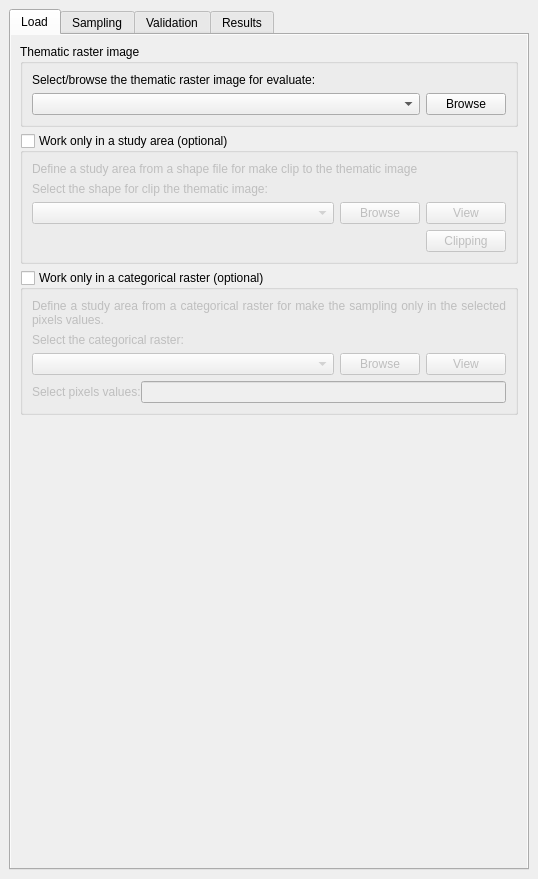
Before: the Qt Designer form ui/acatama_dockwidget_base.ui in SMByC/AcATaMa, drawn with Qt 5.
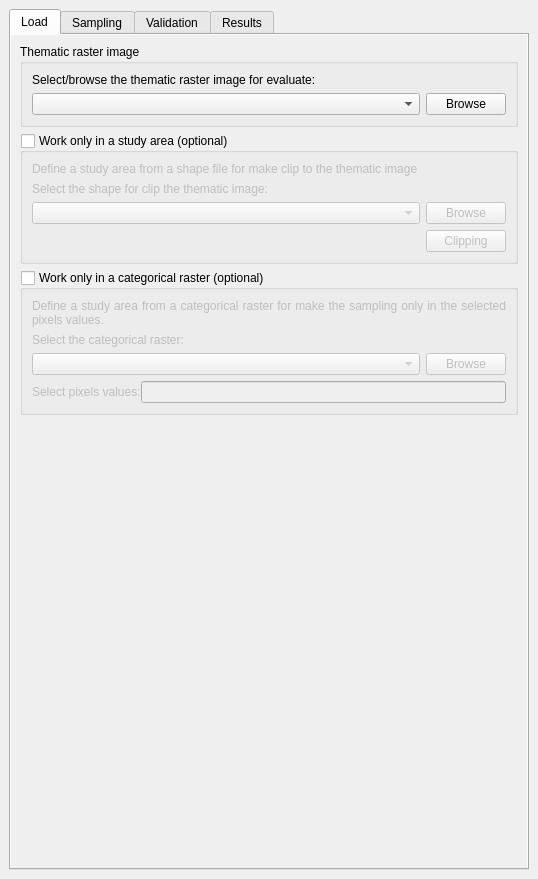
After: the same form once the commit is applied.

Commit message: Implementation of browse and load the shape area and categorical raster

Patch:
```diff
--- a/ui/acatama_dockwidget_base.ui
+++ b/ui/acatama_dockwidget_base.ui
@@ -166,13 +166,6 @@
                        </property>
                       </widget>
                      </item>
-                     <item>
-                      <widget class="QPushButton" name="viewShapeArea">
-                       <property name="text">
-                        <string>View</string>
-                       </property>
-                      </widget>
-                     </item>
                     </layout>
                    </widget>
                   </item>
@@ -287,13 +280,6 @@
                           </property>
                          </widget>
                         </item>
-                        <item>
-                         <widget class="QPushButton" name="viewCategRaster">
-                          <property name="text">
-                           <string>View</string>
-                          </property>
-                         </widget>
-                        </item>
                        </layout>
                       </widget>
                      </item>
```
Left out of the diff: 2 changed lines with no effect on the pictures. The commit also changes 1 other file.
